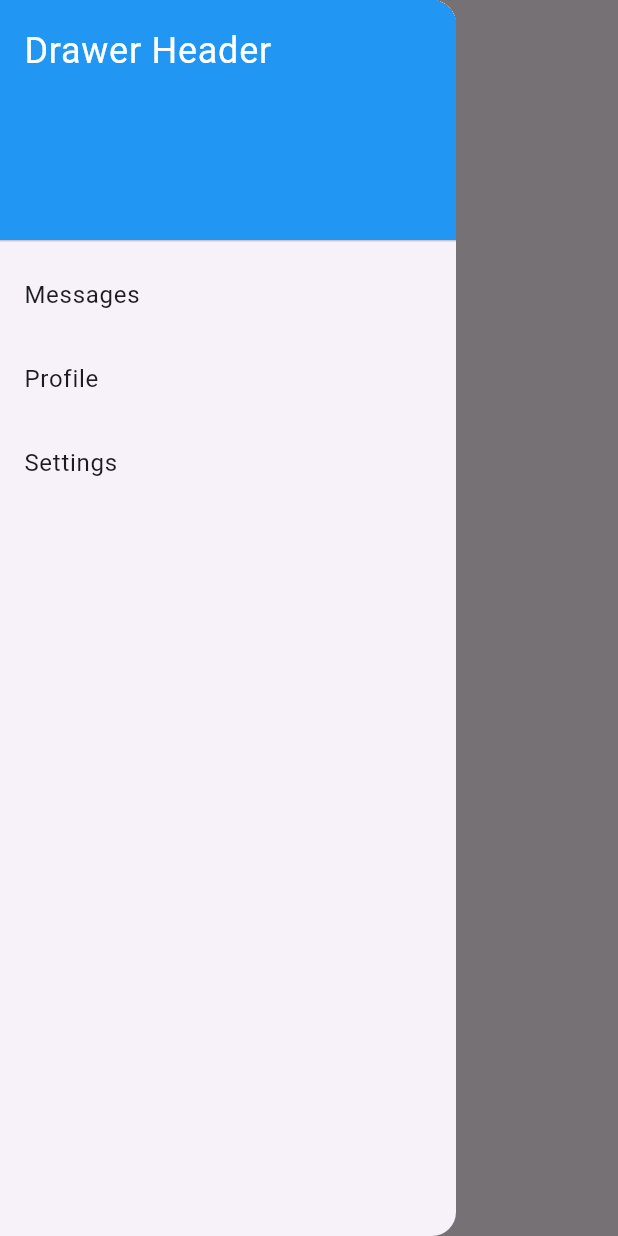
After one commit to dididada8/my_flutter_demo, a Flutter app: the DrawerExample screen opened directly, with the side drawer open, on a phone screen of 412 x 824 dp. The commit adds this screen. Run offline on Flutter 3.47's test engine with Material 3 defaults, Android fonts, the phone set to English and light mode, and no system bars; our stand-ins replace shared_preferences; accounts and stored records are empty.

Commit message:
init project

```diff
--- /dev/null
+++ b/lib/page/layout_demo/navigation/navigation_drawer.dart
@@ -0,0 +1,85 @@
+import 'package:flutter/material.dart';
+
+class NavigationDrawerDemo extends StatelessWidget {
+  const NavigationDrawerDemo({Key? key}) : super(key: key);
+
+  @override
+  Widget build(BuildContext context) {
+    return MaterialApp(
+      theme: ThemeData(useMaterial3: true),
+      home: const DrawerExample(),
+    );
+  }
+}
+
+class DrawerExample extends StatefulWidget {
+  const DrawerExample({Key? key}) : super(key: key);
+
+  @override
+  State<DrawerExample> createState() => _DrawerExampleState();
+}
+
+class _DrawerExampleState extends State<DrawerExample> {
+  var selectedPage = '';
+
+  @override
+  Widget build(BuildContext context) {
+    return Scaffold(
+      appBar: AppBar(
+        title: const Text('Drawer Example'),
+      ),
+      drawer: Drawer(
+        child: ListView(
+          children: [
+            const DrawerHeader(
+              decoration: BoxDecoration(
+                color: Colors.blue,
+              ),
+              child: Text(
+                'Drawer Header',
+                style: TextStyle(
+                  color: Colors.white,
+                  fontSize: 24,
+                ),
+              ),
+            ),
+            ListTile(
+              title: const Text('Messages'),
+              onTap: () {
+                setState(() {
+                  selectedPage = 'Messages';
+                });
+                Navigator.pop(context);
+              },
+            ),
+            ListTile(
+              title: const Text('Profile'),
+              onTap: () {
+                setState(() {
+                  selectedPage = 'Profile';
+                });
+                Navigator.pop(context);
+              },
+            ),
+            ListTile(
+              title: const Text('Settings'),
+              onTap: () {
+                setState(() {
+                  selectedPage = 'Settings';
+                });
+                Navigator.pop(context);
+              },
+            ),
+          ],
+        ),
+      ),
+      body: Center(
+        child: Text(
+          selectedPage,
+          style: const TextStyle(fontSize: 30),
+        ),
+      ),
+    );
+  }
+
+}
```
Also changed, not shown: lib/page/layout_demo/layout_home.dart (+18 -5 lines), lib/page/layout_demo/scroll/horizons_demo_app.dart (renamed from lib/page/layout_demo/horizons_demo_app.dart).
